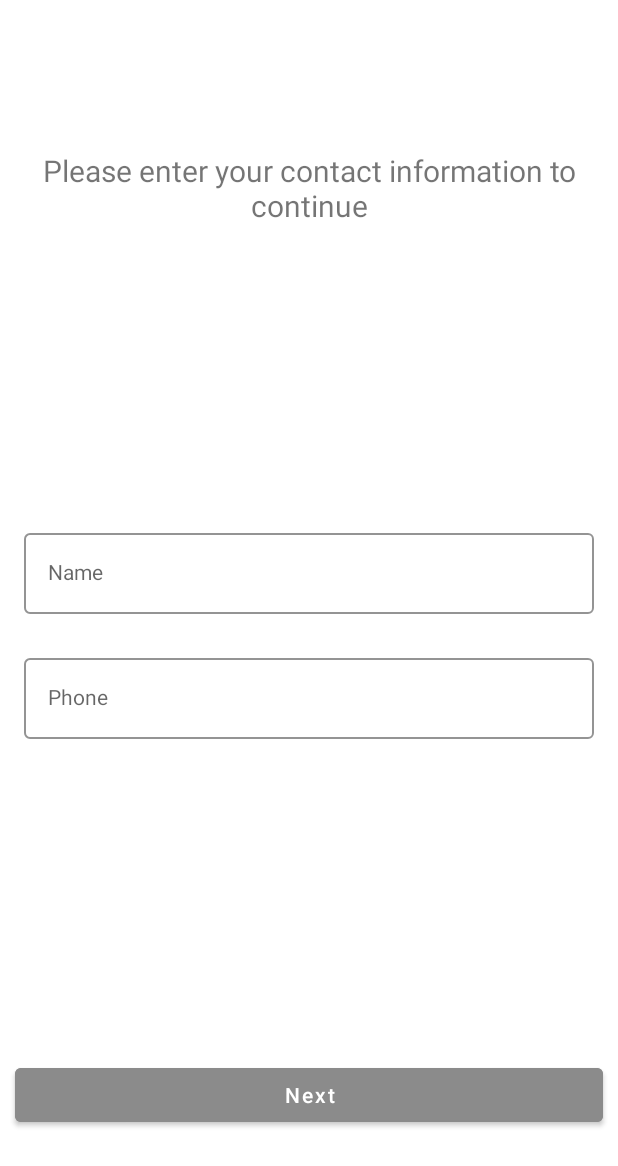
After one commit to Lara-GH/AutoRepairAndroid, an Android app: the AddUserInfoFragment screen opened through its navigation route, on a phone screen of 412 x 824 dp. The commit adds this screen. Shown: the top 1166 px of the screen. Run offline under Robolectric (Android 15) with nearby library versions, the phone set to English and light mode, and no system bars; our stand-ins replace Firebase (no records; nobody signed in at launch, a user with empty details on screens opened directly), navigation-ui.

Commit message:
AddUserInfoFragment

```diff
--- /dev/null
+++ b/app/src/main/java/com/laragh/autorepair/user/adduserinfo/AddUserInfoFragment.kt
@@ -0,0 +1,58 @@
+package com.laragh.autorepair.user.adduserinfo
+
+import android.os.Bundle
+import android.text.Editable
+import android.view.LayoutInflater
+import android.view.View
+import android.view.ViewGroup
+import androidx.core.content.ContextCompat.getColorStateList
+import androidx.core.widget.addTextChangedListener
+import androidx.fragment.app.activityViewModels
+import com.laragh.autorepair.BaseFragment
+import com.laragh.autorepair.R
+import com.laragh.autorepair.UserViewModel
+import com.laragh.autorepair.databinding.FragmentAddUserInfoBinding
+
+class AddUserInfoFragment : BaseFragment<FragmentAddUserInfoBinding>() {
+
+    private val userViewModel: UserViewModel by activityViewModels()
+
+    override fun inflateViewBinding(
+        inflater: LayoutInflater,
+        container: ViewGroup?
+    ): FragmentAddUserInfoBinding {
+        return FragmentAddUserInfoBinding.inflate(inflater, container, false)
+    }
+
+    override fun onViewCreated(view: View, savedInstanceState: Bundle?) {
+        super.onViewCreated(view, savedInstanceState)
+        setNextButtonColor()
+    }
+
+    private fun setNextButtonColor() {
+        binding.nameEt.addTextChangedListener { it: Editable? ->
+            isEmpty(it)
+        }
+        binding.phoneEt.addTextChangedListener { it: Editable? ->
+            isEmpty(it)
+        }
+    }
+
+    private fun isEmpty(it: Editable?) {
+        if (!it.isNullOrEmpty()) {
+            if (!binding.nameEt.text.isNullOrEmpty() && !binding.phoneEt.text.isNullOrEmpty()) {
+                binding.buttonNext.isClickable = true
+                binding.buttonNext.backgroundTintList =
+                    getColorStateList(requireContext(), R.color.orange)
+                binding.buttonNext.setOnClickListener {
+                    userViewModel.setUserName(binding.nameEt.text.toString())
+                    userViewModel.setUserPhone(binding.phoneEt.text.toString())
+                }
+            }
+        } else {
+            binding.buttonNext.isClickable = false
+            binding.buttonNext.backgroundTintList =
+                getColorStateList(requireContext(), R.color.gray)
+        }
+    }
+}
--- a/app/src/main/java/com/laragh/autorepair/utils/Constants.kt
+++ b/app/src/main/java/com/laragh/autorepair/utils/Constants.kt
@@ -5,4 +5,7 @@ object Constants {
     const val STORAGE_URL = "gs://autorepair-b4f91.appspot.com"
     const val PHOTOS = "photos"
     const val CARS = "cars"
+    const val TASKS = "tasks"
+    const val NAME = "name"
+    const val PHONE = "phone"
 }
--- /dev/null
+++ b/app/src/main/res/layout/fragment_add_user_info.xml
@@ -0,0 +1,80 @@
+<?xml version="1.0" encoding="utf-8"?>
+<androidx.constraintlayout.widget.ConstraintLayout xmlns:android="http://schemas.android.com/apk/res/android"
+    xmlns:tools="http://schemas.android.com/tools"
+    android:layout_width="match_parent"
+    android:layout_height="match_parent"
+    xmlns:app="http://schemas.android.com/apk/res-auto"
+    tools:context=".user.adduserinfo.AddUserInfoFragment">
+
+    <TextView
+        android:id="@+id/enter_info"
+        android:layout_width="wrap_content"
+        android:layout_height="wrap_content"
+        android:text="@string/enter_contact_information"
+        android:layout_marginTop="100dp"
+        android:textSize="20sp"
+        android:gravity="center_horizontal"
+        app:layout_constraintTop_toTopOf="parent"
+        app:layout_constraintStart_toStartOf="parent"
+        app:layout_constraintEnd_toEndOf="parent"/>
+
+    <com.google.android.material.textfield.TextInputLayout
+        android:id="@+id/name_layout"
+        style="@style/LoginTextInputOuterFieldStyle"
+        android:layout_width="match_parent"
+        android:layout_height="wrap_content"
+        android:layout_marginHorizontal="16dp"
+        android:layout_marginTop="350dp"
+        app:boxStrokeColor="@color/orange"
+        app:hintTextColor="@color/orange"
+        app:layout_constraintEnd_toEndOf="parent"
+        app:layout_constraintHorizontal_bias="0.5"
+        app:layout_constraintStart_toStartOf="parent"
+        app:layout_constraintTop_toTopOf="parent">
+
+        <com.google.android.material.textfield.TextInputEditText
+            android:id="@+id/name_et"
+            style="@style/LoginTextInputInnerFieldStyle"
+            android:layout_width="match_parent"
+            android:layout_height="wrap_content"
+            android:hint="@string/name"
+            android:inputType="text" />
+    </com.google.android.material.textfield.TextInputLayout>
+
+    <com.google.android.material.textfield.TextInputLayout
+        android:id="@+id/phone_layout"
+        style="@style/LoginTextInputOuterFieldStyle"
+        android:layout_width="match_parent"
+        android:layout_height="wrap_content"
+        android:layout_marginHorizontal="16dp"
+        android:layout_marginTop="24dp"
+        app:boxStrokeColor="@color/orange"
+        app:hintTextColor="@color/orange"
+        app:layout_constraintEnd_toEndOf="parent"
+        app:layout_constraintHorizontal_bias="0.5"
+        app:layout_constraintStart_toStartOf="parent"
+        app:layout_constraintTop_toBottomOf="@id/name_layout">
+
+        <com.google.android.material.textfield.TextInputEditText
+            android:id="@+id/phone_et"
+            style="@style/LoginTextInputInnerFieldStyle"
+            android:layout_width="match_parent"
+            android:layout_height="wrap_content"
+            android:hint="@string/phone"
+            android:inputType="text" />
+    </com.google.android.material.textfield.TextInputLayout>
+
+    <com.google.android.material.button.MaterialButton
+        android:id="@+id/button_next"
+        android:layout_width="match_parent"
+        android:layout_height="wrap_content"
+        android:layout_marginStart="10dp"
+        android:layout_marginEnd="10dp"
+        android:layout_marginBottom="70dp"
+        android:backgroundTint="@color/gray"
+        android:text="@string/next"
+        android:textAllCaps="false"
+        app:layout_constraintBottom_toBottomOf="parent"
+        app:layout_constraintEnd_toEndOf="parent" />
+
+</androidx.constraintlayout.widget.ConstraintLayout>
--- a/app/src/main/res/layout/fragment_home.xml
+++ b/app/src/main/res/layout/fragment_home.xml
@@ -71,14 +71,13 @@
         app:layout_constraintTop_toBottomOf="@+id/frame_description" />
 
     <com.google.android.material.button.MaterialButton
-        android:id="@+id/button_send"
+        android:id="@+id/button_next"
         android:layout_width="match_parent"
         android:layout_height="wrap_content"
         android:layout_marginStart="10dp"
-        android:layout_marginTop="5dp"
         android:layout_marginEnd="10dp"
         android:layout_marginBottom="70dp"
-        android:text="@string/send_to_shop"
+        android:text="@string/next"
         android:textAllCaps="false"
         app:layout_constraintBottom_toBottomOf="parent"
         app:layout_constraintEnd_toEndOf="parent" />
--- a/app/src/main/res/navigation/nav_graph.xml
+++ b/app/src/main/res/navigation/nav_graph.xml
@@ -31,6 +31,9 @@
         <action
             android:id="@+id/action_homeFragment_to_photoFragment"
             app:destination="@id/photoFragment" />
+        <action
+            android:id="@+id/action_homeFragment_to_addUserInfoFragment"
+            app:destination="@id/addUserInfoFragment" />
     </fragment>
     <fragment
         android:id="@+id/carsFragment"
@@ -59,4 +62,9 @@
             android:id="@+id/action_photoFragment_to_homeFragment"
             app:popUpTo="@id/homeFragment"/>
     </fragment>
+    <fragment
+        android:id="@+id/addUserInfoFragment"
+        android:name="com.laragh.autorepair.user.adduserinfo.AddUserInfoFragment"
+        android:label="fragment_add_user_info"
+        tools:layout="@layout/fragment_add_user_info" />
 </navigation>
--- a/app/src/main/res/values/strings.xml
+++ b/app/src/main/res/values/strings.xml
@@ -26,4 +26,8 @@
     <string name="attach">attach</string>
     <string name="photos_added">Photos added</string>
     <string name="photos_uploaded_successfully">Photos uploaded successfully</string>
+    <string name="enter_contact_information">Please enter your contact information to continue</string>
+    <string name="name">Name</string>
+    <string name="phone">Phone</string>
+    <string name="next">Next</string>
 </resources>
```
Also changed, not shown: app/src/main/java/com/laragh/autorepair/UserRepository.kt (+30 -6 lines), app/src/main/java/com/laragh/autorepair/UserViewModel.kt (+15 -0 lines), app/src/main/java/com/laragh/autorepair/user/home/HomeFragment.kt (+15 -2 lines), app/src/main/java/com/laragh/autorepair/user/models/Task.kt (added, +9 -0 lines), app/src/main/java/com/laragh/autorepair/user/models/User.kt (added, +11 -0 lines).
